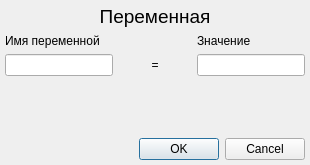
Xtail96/SML, file KAMEditor/gui/commands/smlvariabledialog.ui: the form before one commit.
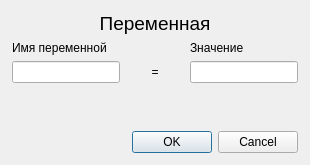
The form after the commit.

Commit message: Исправлены отсупы в идиалоге переменной

Patch:
```diff
--- a/KAMEditor/gui/commands/smlvariabledialog.ui
+++ b/KAMEditor/gui/commands/smlvariabledialog.ui
@@ -15,16 +15,16 @@
   </property>
   <layout class="QGridLayout" name="gridLayout">
    <property name="leftMargin">
-    <number>5</number>
+    <number>12</number>
    </property>
    <property name="topMargin">
-    <number>5</number>
+    <number>12</number>
    </property>
    <property name="rightMargin">
-    <number>5</number>
+    <number>12</number>
    </property>
    <property name="bottomMargin">
-    <number>5</number>
+    <number>12</number>
    </property>
    <item row="5" column="0" colspan="4">
     <widget class="QDialogButtonBox" name="buttonBox">
```
